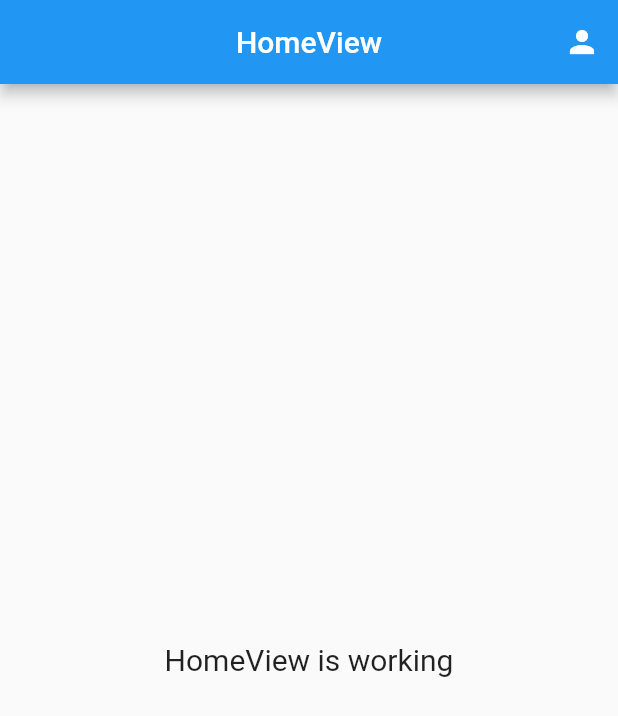
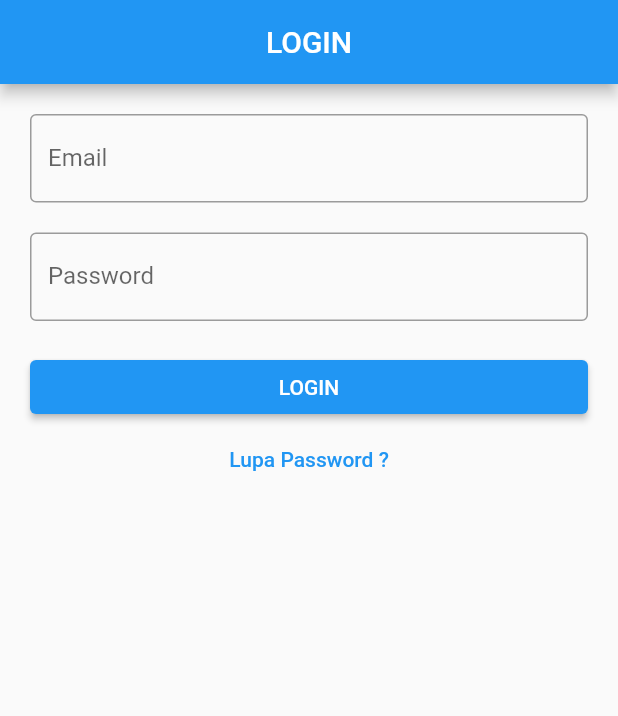
Before and after one commit to syafrialzulmi/flutter_presence4, a Flutter app: the screen it shows after launch, on a phone screen of 412 x 824 dp. Shown: the top 716 px of the screen. Run offline on Flutter 3.47's test engine with Material 2 defaults, Android fonts, the light colour scheme and no system bars; our stand-ins replace cloud_firestore, firebase_auth, firebase_core, get; missing offline and left inert: dart:html; accounts and stored records are empty.

Commit message:
04 Auth Login

```diff
--- /dev/null
+++ b/lib/app/modules/login/controllers/login_controller.dart
@@ -0,0 +1,45 @@
+import 'package:firebase_auth/firebase_auth.dart';
+import 'package:firebase_core/firebase_core.dart';
+import 'package:flutter/material.dart';
+import 'package:flutter_presence4/app/routes/app_pages.dart';
+import 'package:get/get.dart';
+
+class LoginController extends GetxController {
+  TextEditingController emailC = TextEditingController();
+  TextEditingController passC = TextEditingController();
+
+  FirebaseAuth auth = FirebaseAuth.instance;
+
+  void login() async {
+    if (emailC.text.isNotEmpty && passC.text.isNotEmpty) {
+      try {
+        UserCredential userCredential = await auth.signInWithEmailAndPassword(
+            email: emailC.text, password: passC.text);
+
+        Get.offAllNamed(Routes.HOME);
+        if (userCredential.user != null) {
+          if (userCredential.user!.emailVerified == true) {
+            Get.offAllNamed(Routes.HOME);
+          }
+        } else {
+          Get.defaultDialog(
+            title: "Email belum Verifikasi",
+            middleText:
+                "Kamu belum verifikasi akun ini. Lakukan verifikasi di akun email anda.",
+          );
+        }
+      } on FirebaseAuthException catch (e) {
+        if (e.code == 'user-not-found') {
+          Get.snackbar("Terjadi Kesalahan", "Pengguna email tidak terdaftar.");
+        } else if (e.code == 'wrong-password') {
+          Get.snackbar(
+              "Terjadi Kesalahan", "Password yang anda masukkan salah.");
+        }
+      } catch (e) {
+        Get.snackbar("Terjadi Kesalahan", "Tidak dapat login ");
+      }
+    } else {
+      Get.snackbar("Terjadi Kesalahan", "Email dan Password wajib diisi.");
+    }
+  }
+}
--- /dev/null
+++ b/lib/app/modules/login/views/login_view.dart
@@ -0,0 +1,55 @@
+import 'dart:html';
+
+import 'package:flutter/material.dart';
+
+import 'package:get/get.dart';
+
+import '../controllers/login_controller.dart';
+
+class LoginView extends GetView<LoginController> {
+  @override
+  Widget build(BuildContext context) {
+    return Scaffold(
+      appBar: AppBar(
+        title: Text('LOGIN'),
+        centerTitle: true,
+      ),
+      body: ListView(
+        padding: EdgeInsets.all(20),
+        children: [
+          TextField(
+            controller: controller.emailC,
+            decoration: InputDecoration(
+              labelText: "Email",
+              border: OutlineInputBorder(),
+            ),
+          ),
+          SizedBox(
+            height: 20,
+          ),
+          TextField(
+            controller: controller.passC,
+            obscureText: true,
+            decoration: InputDecoration(
+              labelText: "Password",
+              border: OutlineInputBorder(),
+            ),
+          ),
+          SizedBox(
+            height: 20,
+          ),
+          ElevatedButton(
+            onPressed: () {},
+            child: Text('LOGIN'),
+          ),
+          TextButton(
+            onPressed: () {
+              controller.login();
+            },
+            child: Text('Lupa Password ?'),
+          )
+        ],
+      ),
+    );
+  }
+}
--- a/lib/app/routes/app_pages.dart
+++ b/lib/app/routes/app_pages.dart
@@ -4,6 +4,8 @@ import '../modules/add_pegawai/bindings/add_pegawai_binding.dart';
 import '../modules/add_pegawai/views/add_pegawai_view.dart';
 import '../modules/home/bindings/home_binding.dart';
 import '../modules/home/views/home_view.dart';
+import '../modules/login/bindings/login_binding.dart';
+import '../modules/login/views/login_view.dart';
 
 part 'app_routes.dart';
 
@@ -23,5 +25,10 @@ class AppPages {
       page: () => AddPegawaiView(),
       binding: AddPegawaiBinding(),
     ),
+    GetPage(
+      name: _Paths.LOGIN,
+      page: () => LoginView(),
+      binding: LoginBinding(),
+    ),
   ];
 }
--- a/lib/app/routes/app_routes.dart
+++ b/lib/app/routes/app_routes.dart
@@ -5,10 +5,12 @@ abstract class Routes {
   Routes._();
   static const HOME = _Paths.HOME;
   static const ADD_PEGAWAI = _Paths.ADD_PEGAWAI;
+  static const LOGIN = _Paths.LOGIN;
 }
 
 abstract class _Paths {
   _Paths._();
   static const HOME = '/home';
   static const ADD_PEGAWAI = '/add-pegawai';
+  static const LOGIN = '/login';
 }
--- a/lib/main.dart
+++ b/lib/main.dart
@@ -13,7 +13,7 @@ void main() async {
   runApp(
     GetMaterialApp(
       title: "Application",
-      initialRoute: AppPages.INITIAL,
+      initialRoute: Routes.LOGIN,
       getPages: AppPages.routes,
     ),
   );
```
Also changed, not shown: lib/app/modules/login/bindings/login_binding.dart (added, +12 -0 lines).
